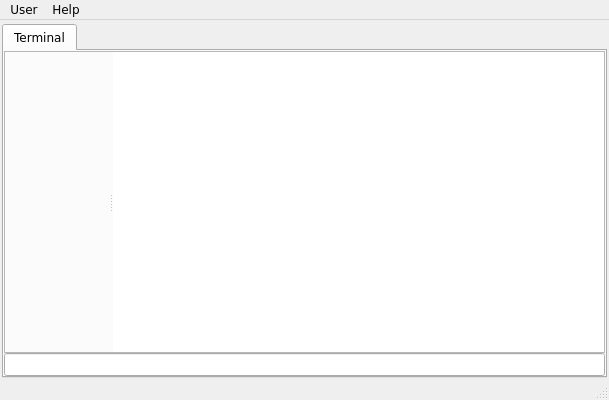
First picture: the form in src/mainwindow.ui, repository decentralised-project/decentralised_ui, before the edit.
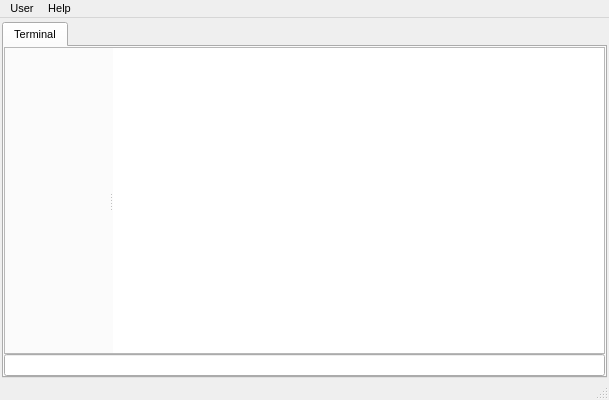
Second picture: the form after the edit. Icons and pictures are not drawn.

Commit message: Fix for cross platform fonts.

```diff
--- a/src/mainwindow.ui
+++ b/src/mainwindow.ui
@@ -18,8 +18,8 @@
   </property>
   <property name="font">
    <font>
-    <family>DejaVu Sans</family>
-    <pointsize>9</pointsize>
+    <family>MS Shell Dlg 2</family>
+    <pointsize>8</pointsize>
    </font>
   </property>
   <property name="windowTitle">
@@ -57,6 +57,12 @@
     </property>
     <item row="0" column="0">
      <widget class="QTabWidget" name="tabWidget">
+      <property name="font">
+       <font>
+        <family>MS Shell Dlg 2</family>
+        <pointsize>8</pointsize>
+       </font>
+      </property>
       <widget class="QWidget" name="tabTerminal">
        <attribute name="title">
         <string>Terminal</string>
@@ -123,8 +129,9 @@
                 </property>
                 <property name="font">
                  <font>
-                  <family>DejaVu Sans</family>
-                  <pointsize>9</pointsize>
+                  <family>MS Shell Dlg 2</family>
+                  <pointsize>8</pointsize>
+                  <stylestrategy>PreferAntialias</stylestrategy>
                  </font>
                 </property>
                 <property name="styleSheet">
@@ -161,6 +168,12 @@
                   <verstretch>0</verstretch>
                  </sizepolicy>
                 </property>
+                <property name="font">
+                 <font>
+                  <family>MS Shell Dlg 2</family>
+                  <pointsize>8</pointsize>
+                 </font>
+                </property>
                 <property name="focusPolicy">
                  <enum>Qt::NoFocus</enum>
                 </property>
@@ -199,7 +212,7 @@
      <x>0</x>
      <y>0</y>
      <width>609</width>
-     <height>22</height>
+     <height>19</height>
     </rect>
    </property>
    <widget class="QMenu" name="menuFile">
```
The commit also changes 5 other files.
